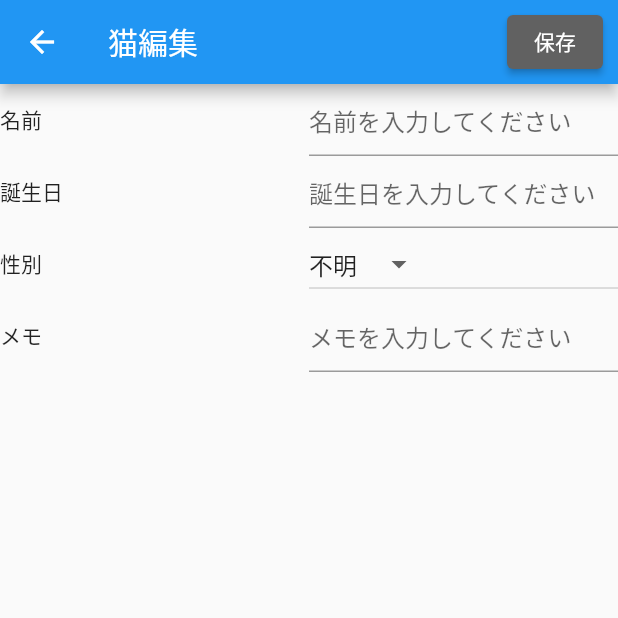
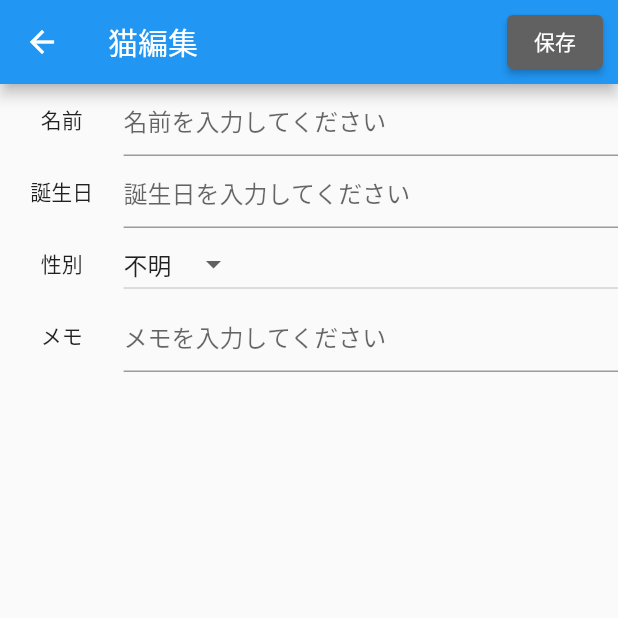
Before and after one commit to apricotcomic/FlutterCRUD, a Flutter app: the CatDetailEdit screen opened directly, on a phone screen of 412 x 824 dp, the top half of it. Run offline on Flutter 3.47's test engine with Material 2 defaults, Android fonts, the phone set to English and light mode, and no system bars; our stand-ins replace sqflite; accounts and stored records are empty.

Commit message:
cat_detailの表示方法をcat_detail_editに合わせる

```diff
--- a/flutter_crud/lib/view/cat_detail_edit.dart
+++ b/flutter_crud/lib/view/cat_detail_edit.dart
@@ -18,9 +18,11 @@ class _CatDetailEditState extends State<CatDetailEdit> {
   late String gender;
   late String memo;
   late DateTime createdAt;
-  final List<String> _list = <String>['男の子', '女の子', '不明'];     // 性別のDropdownの項目を設定
-  late String _selected;                                              // Dropdownの初期値
-  String value = '不明';                                              // Dropdownの初期値
+  final List<String> _list = <String>['男の子', '女の子', '不明']; // 性別のDropdownの項目を設定
+  late String _selected; // Dropdownの選択値を格納するエリア
+  String value = '不明'; // Dropdownの初期値
+  static const int textExpandedFlex = 1; // 見出しのexpaded flexの比率
+  static const int dataExpandedFlex = 4; // 項目のexpanede flexの比率
 
 // Stateのサブクラスを作成し、initStateをオーバーライドすると、wedgit作成時に処理を動かすことができる。
 // ここでは、各項目の初期値を設定する
@@ -31,7 +33,7 @@ class _CatDetailEditState extends State<CatDetailEdit> {
     name = widget.cats?.name ?? '';
     birthday = widget.cats?.birthday ?? '';
     gender = widget.cats?.gender ?? '';
-    _selected  = widget.cats?.gender ?? '不明';
+    _selected = widget.cats?.gender ?? '不明';
     memo = widget.cats?.memo ?? '';
     createdAt = widget.cats?.createdAt ?? DateTime.now();
   }
@@ -56,12 +58,16 @@ class _CatDetailEditState extends State<CatDetailEdit> {
       ),
       body: SingleChildScrollView(
         child: Column(children: <Widget>[
-          Row(children: [                                             // 名前の行の設定
-            const Expanded(child:
-              Text('名前'),                                           // 見出し
+          Row(children: [
+            // 名前の行の設定
+            const Expanded(
+              flex: textExpandedFlex,
+              child: Text('名前',
+                textAlign: TextAlign.center,), // 見出し
             ),
-            Expanded(child:
-              TextFormField(
+            Expanded(
+              flex: dataExpandedFlex,
+              child: TextFormField(
                 maxLines: 1,
                 initialValue: name,
                 decoration: const InputDecoration(
@@ -75,26 +81,35 @@ class _CatDetailEditState extends State<CatDetailEdit> {
             ),
           ]),
           Row(children: [
-            const Expanded(child:
-              Text('誕生日'),
+            const Expanded(
+              flex: textExpandedFlex,
+              child: Text('誕生日',
+                textAlign: TextAlign.center,
+              ),
             ),
-            Expanded(child:
-              TextFormField(
+            Expanded(
+              flex: dataExpandedFlex,
+              child: TextFormField(
                 maxLines: 1,
                 initialValue: birthday,
                 decoration: const InputDecoration(
                   hintText: '誕生日を入力してください',
                 ),
-                onChanged: (birthday) => setState(() => this.birthday = birthday),
+                onChanged: (birthday) =>
+                    setState(() => this.birthday = birthday),
               ),
             ),
           ]),
-          Row(children:[
-            const Expanded(child:
-              Text('性別'),
+          Row(children: [
+            const Expanded(
+              flex: textExpandedFlex,
+              child: Text('性別',
+                textAlign: TextAlign.center,
+              ),
             ),
-            Expanded(child:
-              DropdownButton(
+            Expanded(
+              flex: dataExpandedFlex,
+              child: DropdownButton(
                 items: _list.map<DropdownMenuItem<String>>((String value) {
                   return DropdownMenuItem(
                     value: value,
@@ -106,12 +121,16 @@ class _CatDetailEditState extends State<CatDetailEdit> {
               ),
             ),
           ]),
-          Row(children:[
-            const Expanded(child:
-              Text('メモ')
+          Row(children: [
+            const Expanded(
+              flex: textExpandedFlex,
+              child: Text('メモ',
+                textAlign: TextAlign.center,
+                )
             ),
-            Expanded(child:
-              TextFormField(
+            Expanded(
+              flex: dataExpandedFlex,
+              child: TextFormField(
                 maxLines: 1,
                 initialValue: memo,
                 decoration: const InputDecoration(
```
Also changed, not shown: flutter_crud/lib/view/cat_detail.dart (+48 -32 lines).
